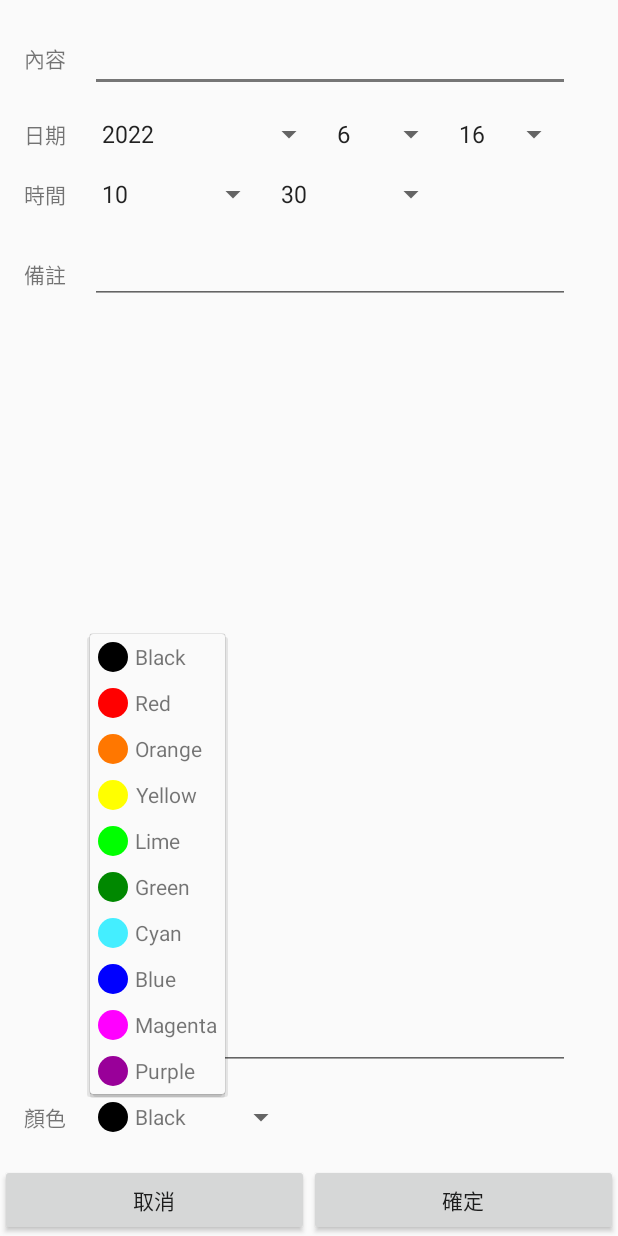
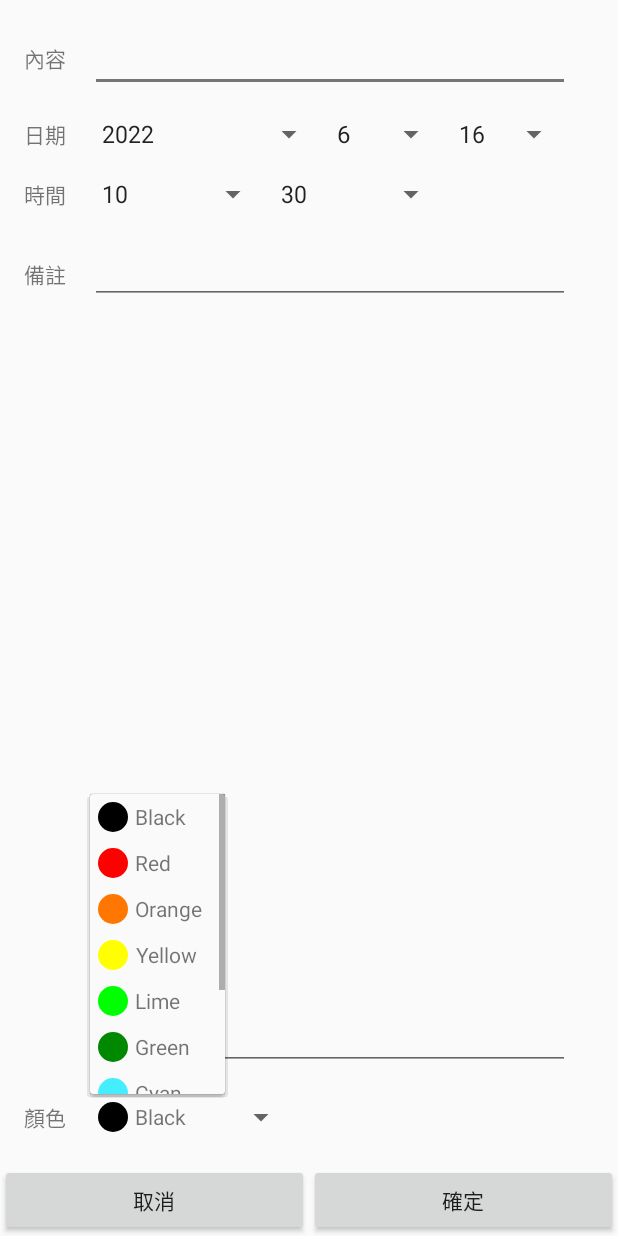
Before and after one commit to littlexfish-android/SimpleCalendar, an Android app: the fragment CalendarEditor shown on its own in the app's theme, after a tap on "Black", on a phone screen of 412 x 824 dp. Run offline under Robolectric (Android 15) with nearby library versions, the phone set to English and light mode, and no system bars.

Commit message:
add color into editor, make color list not too long

```diff
--- a/app/src/main/java/org/lf/calendar/calendar/CalendarEditor.kt
+++ b/app/src/main/java/org/lf/calendar/calendar/CalendarEditor.kt
@@ -9,6 +9,7 @@ import android.view.ViewGroup
 import android.view.ViewTreeObserver
 import android.view.inputmethod.InputMethodManager
 import android.widget.*
+import androidx.appcompat.widget.ListPopupWindow
 import androidx.fragment.app.Fragment
 import org.lf.calendar.MainActivity
 import org.lf.calendar.R
@@ -148,6 +149,12 @@ class CalendarEditor : Fragment() {
 		}
 
 		if(tmpListId != null) binder.calendarEditorCancel.isEnabled = false
+
+		val popup = binder.calendarEditorColor::class.java.getDeclaredField("mPopup")
+		popup.isAccessible = true
+
+		val window = popup[binder.calendarEditorColor] as ListPopupWindow
+		window.height = resources.getDimensionPixelSize(R.dimen.colorListHeight)
 
 	}
 
--- a/app/src/main/java/org/lf/calendar/view/ColorSpinnerAdapter.kt
+++ b/app/src/main/java/org/lf/calendar/view/ColorSpinnerAdapter.kt
@@ -8,6 +8,7 @@ import android.view.ViewGroup
 import android.widget.*
 import androidx.annotation.ArrayRes
 import org.lf.calendar.R
+import org.lf.calendar.io.SqlHelper
 
 class ColorSpinnerAdapter : ArrayAdapter<ColorSpinnerAdapter.ColorSpinnerItem> {
 
@@ -24,10 +25,15 @@ class ColorSpinnerAdapter : ArrayAdapter<ColorSpinnerAdapter.ColorSpinnerItem> {
 				val c = Color.parseColor(colors[i])
 				registerColor(c, if(i < names.size) names[i] else "")
 			}
+
+			val sql = SqlHelper.getInstance(it)
+			for(i in sql.getColor(sql.readableDatabase).getColor().values) {
+				registerColor(i.color, i.name ?: "")
+			}
 		}
 	}
 
-	fun registerColor(color: Int, name: String) {
+	private fun registerColor(color: Int, name: String) {
 		val item = ColorSpinnerItem(color, name)
 		val index = list.indexOf(item)
 		if(index != -1) {
--- a/app/src/main/res/values/dimens.xml
+++ b/app/src/main/res/values/dimens.xml
@@ -20,4 +20,5 @@
     <!--  list item  -->
     <dimen name="listItemItemSize">5dp</dimen>
 
+    <dimen name="colorListHeight">200dp</dimen>
 </resources>
```
Also changed, not shown: app/src/main/java/org/lf/calendar/list/ListEditor.kt (+7 -0 lines).
